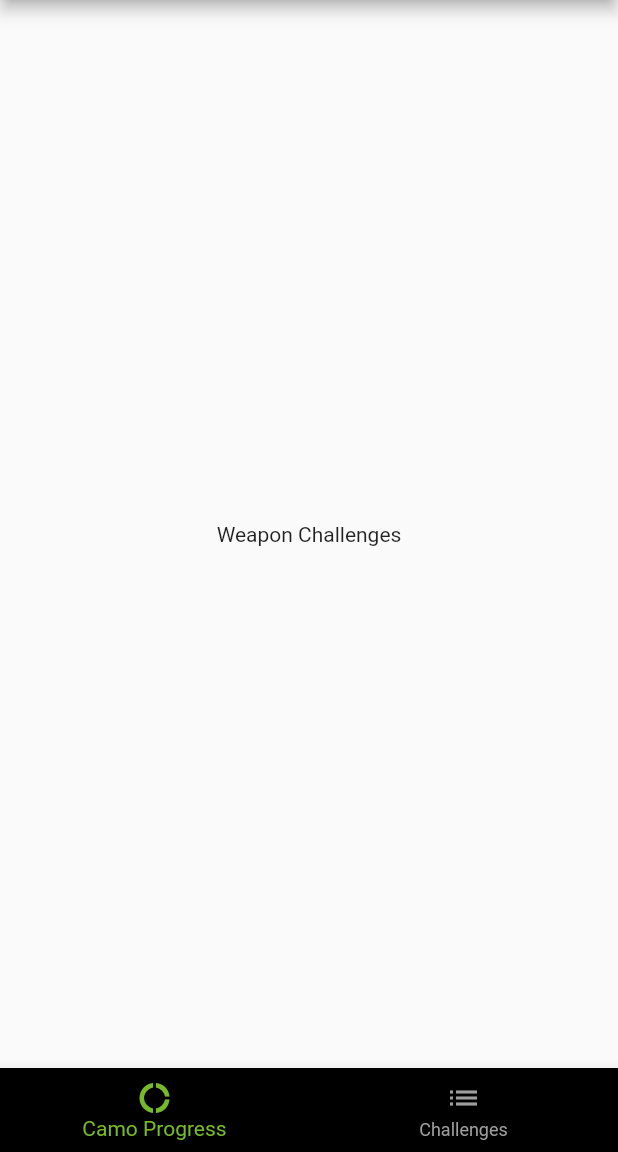
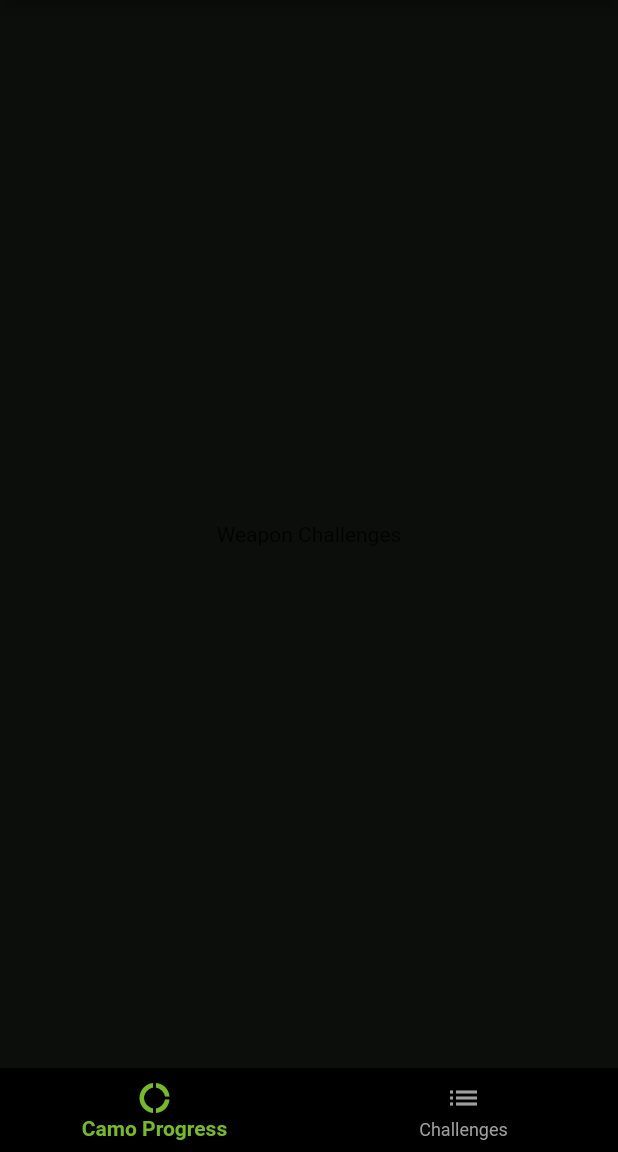
Before and after one commit to JoacinB/jcamotracker, a Flutter app: the screen it shows after launch, on a phone screen of 412 x 824 dp, the part 84-1236 px from its top. Run offline on Flutter 3.47's test engine with Material 2 defaults, Android fonts, the phone set to English and light mode, and no system bars.

Commit message:
BottomNavBar Splash Removed

```diff
--- a/lib/bottom_nav_bar.dart
+++ b/lib/bottom_nav_bar.dart
@@ -22,6 +22,7 @@ class _BottomNavBarState extends State<BottomNavBar> {
       },
       type: BottomNavigationBarType.fixed,
       unselectedItemColor: Colors.grey,
+      selectedLabelStyle: const TextStyle(fontWeight: FontWeight.bold),
       selectedItemColor: const Color.fromRGBO(118, 186, 43, 1.0),
       backgroundColor: Colors.black,
       items: const [
@@ -31,7 +32,7 @@ class _BottomNavBarState extends State<BottomNavBar> {
         ),
         BottomNavigationBarItem(
           icon: Icon(Icons.list),
-          label: 'Challenges'
+          label: 'Challenges',
         ),
       ]
     );
--- a/lib/main.dart
+++ b/lib/main.dart
@@ -42,10 +42,18 @@ class _HomePageState extends State<HomePage> {
 
   @override
   Widget build(BuildContext context) {
-    return Scaffold(
-      appBar: const AppTopBar(),
-      bottomNavigationBar: myBNB,
-      body: Routes(index: index),
+    return Theme(
+      data: Theme.of(context).copyWith(
+        splashColor: Colors.transparent,
+        highlightColor: Colors.transparent,
+        bottomNavigationBarTheme: const BottomNavigationBarThemeData(),
+      ),
+      child: Scaffold(
+        backgroundColor: const Color.fromARGB(255, 12, 14, 12),
+        appBar: const AppTopBar(),
+        bottomNavigationBar: myBNB,
+        body: Routes(index: index),
+      ),
     );
   }
 }
```
